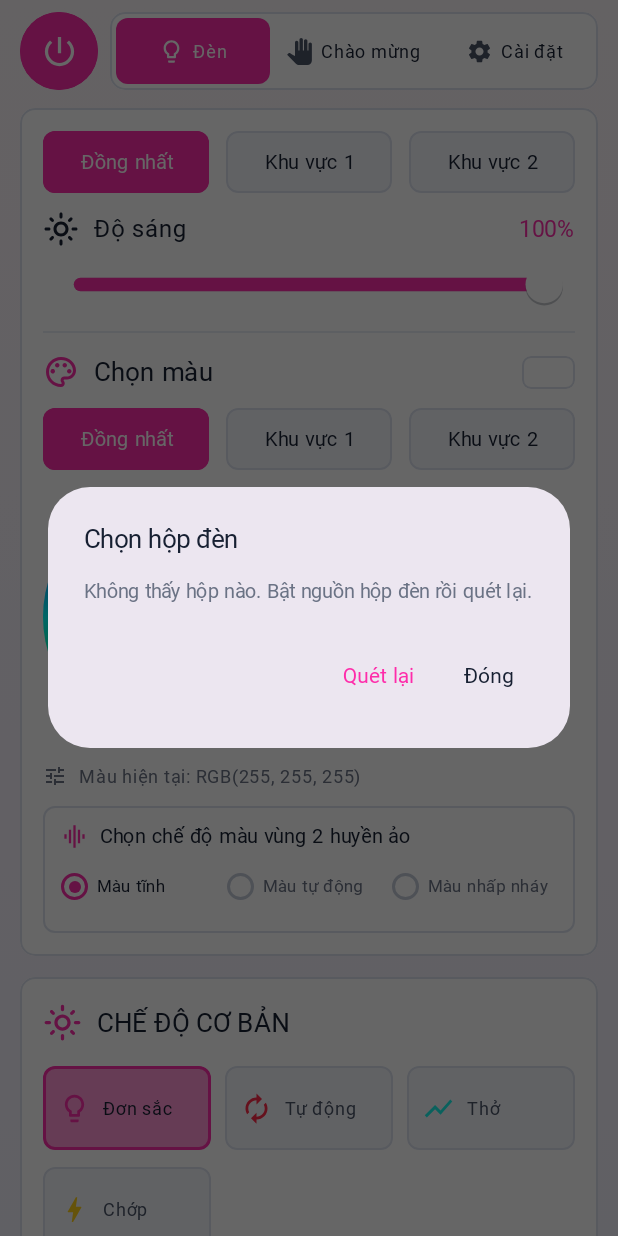
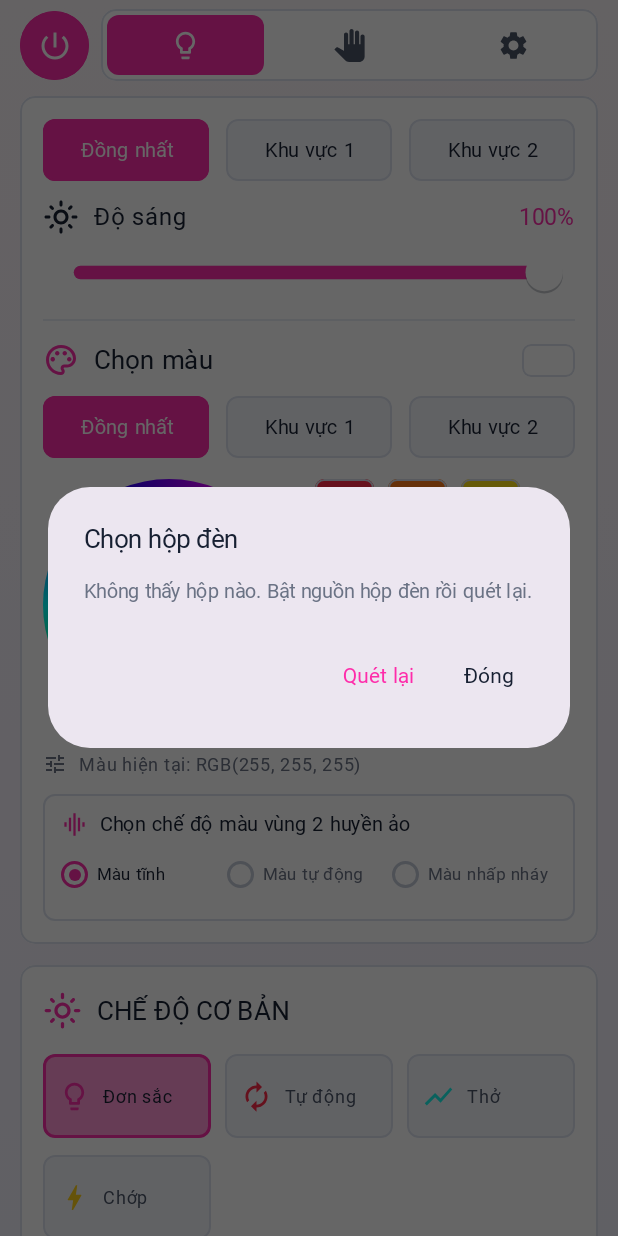
Before and after one commit to langtucute9x-create/sk-link-android, an Android app built with Jetpack Compose: the screen it shows after launch (MainActivity), on a phone screen of 412 x 824 dp. Run offline under Robolectric (Android 15) with nearby library versions, the phone set to English and light mode, and no system bars; Roboto replaces fonts that are not available here.

Commit message:
0.2.5: menu tren cung chi con icon, thap hon
Co-Authored-By: Claude Fable 5.2 <noreply@anthropic.com>
Claude-Session: https://claude.ai/code/session_01Xv1EUJGw2P59qFQqeVhDVH

```diff
--- a/app/build.gradle.kts
+++ b/app/build.gradle.kts
@@ -12,8 +12,8 @@ android {
         applicationId = "vn.sklight.app"
         minSdk = 26
         targetSdk = 34
-        versionCode = 6
-        versionName = "0.2.4"
+        versionCode = 7
+        versionName = "0.2.5"
     }
 
     // Co khoa rieng (GitHub Secrets) thi ky bang khoa do, khong thi dung khoa debug.
--- a/app/src/main/java/vn/sklight/app/MainActivity.kt
+++ b/app/src/main/java/vn/sklight/app/MainActivity.kt
@@ -80,7 +80,7 @@ fun Root() {
 
     Column(Modifier.fillMaxSize().background(Brush.verticalGradient(listOf(Color(0xFFFCF5F9), Color(0xFFF2F0FB)))).systemBarsPadding()) {
         // menu cố định trên cùng, nội dung cuộn bên dưới
-        Row(Modifier.padding(start = 13.dp, end = 13.dp, top = 8.dp, bottom = 8.dp), verticalAlignment = Alignment.CenterVertically) {
+        Row(Modifier.padding(start = 13.dp, end = 13.dp, top = 6.dp, bottom = 6.dp), verticalAlignment = Alignment.CenterVertically) {
             PowerBtn()
             Spacer(Modifier.width(8.dp))
             Tabs(tab, Modifier.weight(1f)) { tab = it }
@@ -115,9 +115,9 @@ fun StatusRow(onPick: () -> Unit) {
 fun PowerBtn() {
     val on = S.on.value
     Box(
-        Modifier.size(52.dp).clip(CircleShape).background(if (on) Pink else Color.White).border(1.dp, if (on) Pink else Bd, CircleShape).clickable { S.setPower(!on) },
+        Modifier.size(46.dp).clip(CircleShape).background(if (on) Pink else Color.White).border(1.dp, if (on) Pink else Bd, CircleShape).clickable { S.setPower(!on) },
         contentAlignment = Alignment.Center
-    ) { Icon(Icons.Filled.PowerSettingsNew, if (on) "Tắt đèn" else "Bật đèn", tint = if (on) Color.White else Grey, modifier = Modifier.size(26.dp)) }
+    ) { Icon(Icons.Filled.PowerSettingsNew, if (on) "Tắt đèn" else "Bật đèn", tint = if (on) Color.White else Grey, modifier = Modifier.size(24.dp)) }
 }
 
 @Composable
@@ -130,12 +130,10 @@ fun Tabs(sel: Int, modifier: Modifier = Modifier, onPick: (Int) -> Unit) {
         items.forEachIndexed { i, (label, icon) ->
             val on = sel == i
             Row(
-                Modifier.weight(1f).height(44.dp).clip(RoundedCornerShape(8.dp)).background(if (on) Pink else Color.Transparent).clickable { onPick(i) },
+                Modifier.weight(1f).height(40.dp).clip(RoundedCornerShape(8.dp)).background(if (on) Pink else Color.Transparent).clickable { onPick(i) },
                 verticalAlignment = Alignment.CenterVertically, horizontalArrangement = Arrangement.Center
             ) {
-                Icon(icon, null, tint = if (on) Color.White else SubTxt, modifier = Modifier.size(18.dp))
-                Spacer(Modifier.width(5.dp))
-                T(label, 12, if (on) FontWeight.Bold else FontWeight.SemiBold, if (on) Color.White else Txt)
+                Icon(icon, label, tint = if (on) Color.White else SubTxt, modifier = Modifier.size(22.dp))
             }
         }
     }
@@ -503,7 +501,7 @@ fun SettingsPage(onPick: () -> Unit) {
         Feature(Icons.Filled.Language, "Cài đặt ngôn ngữ", "Thay đổi ngôn ngữ", later)
         Feature(Icons.Filled.Build, "Cài đặt nhà máy", "Cài đặt nâng cao như loại xe, chức năng gốc xe, chẩn đoán", later)
     }
-    T("SK Light 0.2.4", 12, color = Grey, modifier = Modifier.fillMaxWidth(), align = TextAlign.Center)
+    T("SK Light 0.2.5", 12, color = Grey, modifier = Modifier.fillMaxWidth(), align = TextAlign.Center)
 }
 
 @Composable
```
